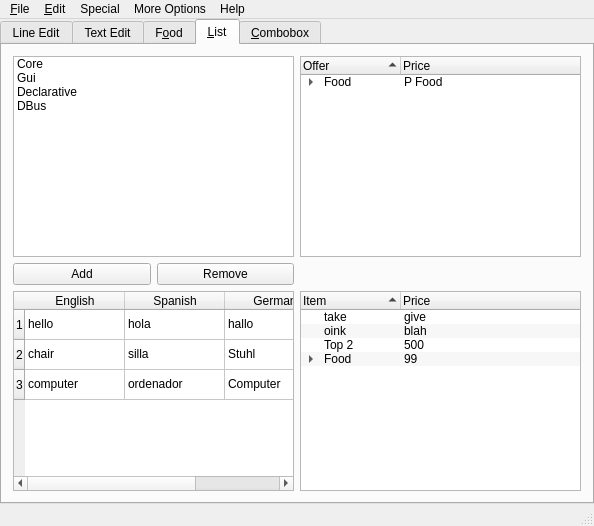
KDE/qtatspi, file examples/simple/mainwindow.ui: the form before one commit.
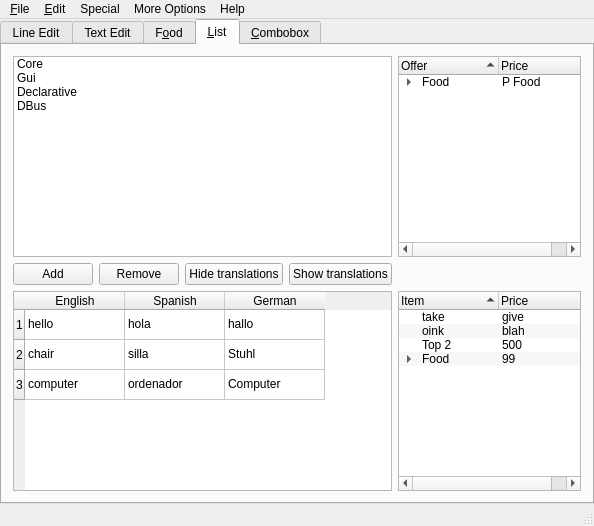
The form after the commit.

Commit message: Added the option to show or hide the table in simple example

The edit to the form file:
```diff
--- a/examples/simple/mainwindow.ui
+++ b/examples/simple/mainwindow.ui
@@ -332,6 +332,20 @@
             </property>
            </widget>
           </item>
+          <item>
+           <widget class="QPushButton" name="hideButton">
+            <property name="text">
+             <string>Hide translations</string>
+            </property>
+           </widget>
+          </item>
+          <item>
+           <widget class="QPushButton" name="showButton">
+            <property name="text">
+             <string>Show translations</string>
+            </property>
+           </widget>
+          </item>
          </layout>
         </item>
         <item row="2" column="0">
```
The commit also changes 1 other file.
